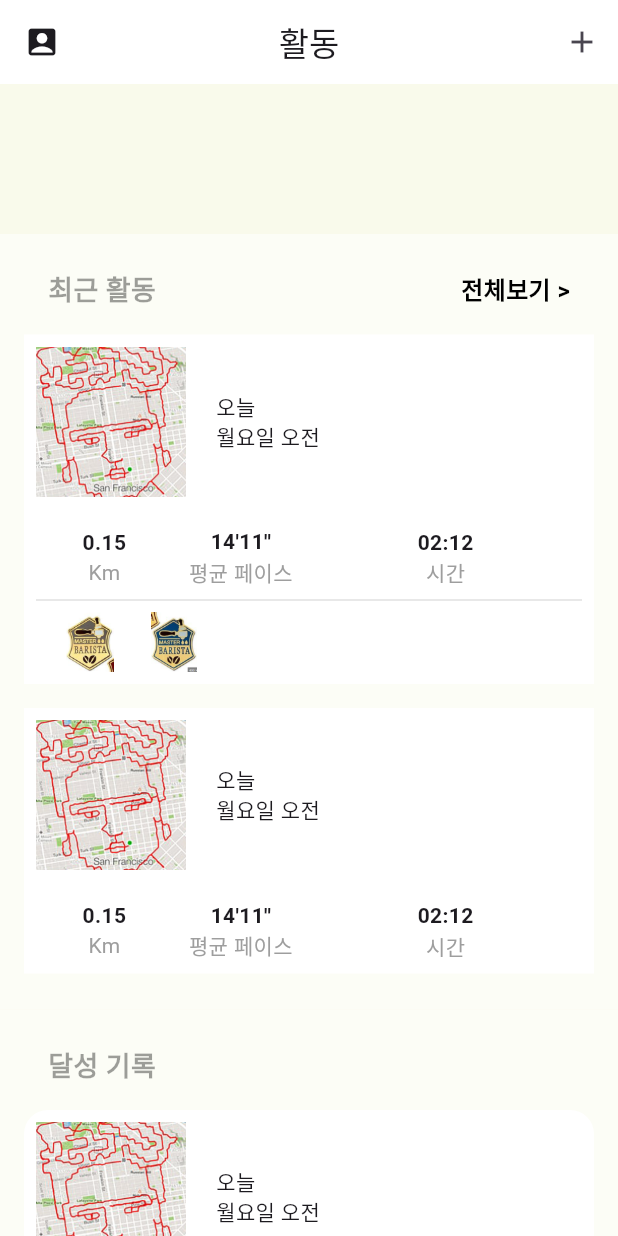
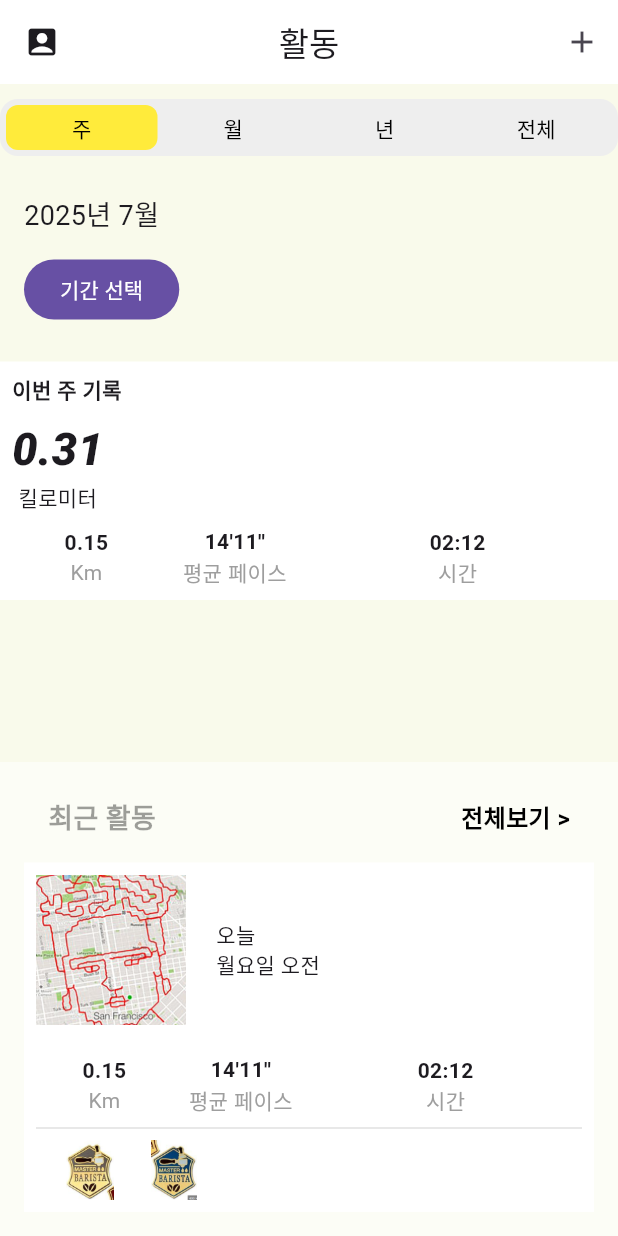
Before and after one commit to green-tracky/tracky-flutter, a Flutter app: the screen it shows after launch, on a phone screen of 412 x 824 dp. Run offline on Flutter 3.47's test engine with Material 3 defaults, Android fonts, the phone set to English and light mode, and no system bars.

Commit message:
활동화면

```diff
--- /dev/null
+++ b/lib/activity/activity.dart
@@ -0,0 +1,58 @@
+import 'package:flutter/material.dart';
+import 'package:nike1/activity/total_record.dart';
+
+/// Activity 섹션 – TabBar 의 선택에 따라 다른 데이터를 보여주는 위젯.
+class Activity extends StatefulWidget {
+  const Activity({super.key});
+
+  @override
+  State<Activity> createState() => _ActivityState();
+}
+
+class _ActivityState extends State<Activity> {
+  late final TabController _tabController;
+
+  @override
+  void didChangeDependencies() {
+    super.didChangeDependencies();
+    // DefaultTabController 가 상위에 존재해야 함.
+    _tabController = DefaultTabController.of(context)!;
+    _tabController.addListener(_onTabChanged);
+  }
+
+  void _onTabChanged() {
+    // indexIsChanging 👉 애니메이션 완료 후에만 setState 호출
+    if (!_tabController.indexIsChanging) setState(() {});
+  }
+
+  @override
+  void dispose() {
+    _tabController.removeListener(_onTabChanged);
+    super.dispose();
+  }
+
+  @override
+  Widget build(BuildContext context) {
+    final int index = _tabController.index;
+
+    // 탭 인덱스 → 기간 매핑
+    final RecordRange range = switch (index) {
+      0 => RecordRange.week,
+      1 => RecordRange.month,
+      2 => RecordRange.year,
+      _ => RecordRange.all,
+    };
+
+    return Padding(
+      padding: const EdgeInsets.symmetric(vertical: 8.0),
+      child: Container(
+        padding: const EdgeInsets.all(8.0),
+        color: Colors.white,
+        child: TotalRecord(range: range),
+      ),
+    );
+  }
+}
+
+/// TotalRecord 가 받을 기간 타입
+enum RecordRange { week, month, year, all }
--- /dev/null
+++ b/lib/activity/total_record.dart
@@ -0,0 +1,106 @@
+import 'package:flutter/material.dart';
+import 'package:nike1/activity/activity.dart'; // RecordRange enum 사용 시 필요
+
+class TotalRecord extends StatelessWidget {
+  final RecordRange range;
+
+  const TotalRecord({super.key, required this.range});
+
+  @override
+  Widget build(BuildContext context) {
+    // 제목
+    String title;
+    // 기록값
+    String totalDistance;
+    String km;
+    String pace;
+    String time;
+
+    switch (range) {
+      case RecordRange.week:
+        title = "이번 주 기록";
+        totalDistance = "0.31";
+        km = "0.15";
+        pace = "14'11''";
+        time = "02:12";
+        break;
+      case RecordRange.month:
+        title = "이번 달 기록";
+        totalDistance = "2.42";
+        km = "1.88";
+        pace = "12'00''";
+        time = "25:00";
+        break;
+      case RecordRange.year:
+        title = "올해 기록";
+        totalDistance = "12.8";
+        km = "4.56";
+        pace = "10'22''";
+        time = "1:40:00";
+        break;
+      case RecordRange.all:
+        title = "전체 기록";
+        totalDistance = "50.2";
+        km = "12.34";
+        pace = "9'45''";
+        time = "4:32:00";
+        break;
+    }
+
+    return Column(
+      crossAxisAlignment: CrossAxisAlignment.start,
+      children: [
+        Text(title, style: const TextStyle(fontWeight: FontWeight.bold)),
+        const SizedBox(height: 8),
+        Column(
+          children: [
+            Text(
+              totalDistance,
+              style: const TextStyle(
+                fontSize: 30,
+                fontWeight: FontWeight.w900,
+                fontStyle: FontStyle.italic,
+              ),
+            ),
+            const Text("킬로미터"),
+          ],
+        ),
+        const SizedBox(height: 10),
+        Row(
+          children: [
+            Expanded(
+              flex: 2,
+              child: Column(
+                crossAxisAlignment: CrossAxisAlignment.center,
+                children: [
+                  Text(km, style: const TextStyle(fontWeight: FontWeight.bold)),
+                  const Text("Km", style: TextStyle(color: Colors.grey)),
+                ],
+              ),
+            ),
+            Expanded(
+              flex: 2,
+              child: Column(
+                crossAxisAlignment: CrossAxisAlignment.center,
+                children: [
+                  Text(pace, style: const TextStyle(fontWeight: FontWeight.bold)),
+                  const Text("평균 페이스", style: TextStyle(color: Colors.grey)),
+                ],
+              ),
+            ),
+            Expanded(
+              flex: 4,
+              child: Column(
+                crossAxisAlignment: CrossAxisAlignment.center,
+                children: [
+                  Text(time, style: const TextStyle(fontWeight: FontWeight.bold)),
+                  const Text("시간", style: TextStyle(color: Colors.grey)),
+                ],
+              ),
+            ),
+          ],
+        ),
+      ],
+    );
+  }
+}
--- a/lib/activity_body.dart
+++ b/lib/activity_body.dart
@@ -1,26 +1,45 @@
 import 'package:flutter/material.dart';
+import 'package:nike1/activity/activity.dart';
+import 'package:nike1/activity/show_all_button.dart';
 import 'package:nike1/records.dart';
-
+import 'package:nike1/simple_menu.dart';
+import 'package:nike1/tabbar.dart';
+import 'package:nike1/year_month_selector.dart';
 import 'recent.dart';
+import 'activity/activity_button.dart';
 
 class ActivityBody extends StatelessWidget {
   const ActivityBody({super.key});
 
   @override
   Widget build(BuildContext context) {
-    return Container(
+        return DefaultTabController(
+      length: 4,
+      child: Builder(
+        builder: (context) => Container(
           color: Color(0xFFF9FAEB),
           child: ListView(
             children: [
+              SizedBox(height: 10),
+              Tabbar(),
+              SizedBox(height: 10),
+              YearMonthSelector(
+                onChanged: (y, m) {
+                  // 여기서 (y, m) 값을 활용하거나 Provider/Bloc 등에 전달
+                  debugPrint('ActivityBody에서 받은 날짜: $y-$m');
+                },
+              ),
+              Activity(),
               SizedBox(height: 100),
               Recent(),
+              AcitivityButton(),
               Records(),
+              ShowAllButton(),
+
             ],
+          ),
+        ),
       ),
     );
   }
 }
-
-
-
-class FullActivityPage {}
--- a/lib/records.dart
+++ b/lib/records.dart
@@ -1,7 +1,4 @@
 import 'package:flutter/material.dart';
-import 'package:nike1/recent_widgets/recent_activity.dart';
-import 'package:nike1/recent_widgets/recent_to_all.dart';
-import 'package:nike1/recent_widgets/today_activity.dart';
 import 'package:nike1/record_widgets/record_activity.dart';
 import 'package:nike1/record_widgets/record_to_all.dart';
 import 'package:nike1/record_widgets/today_record_activity.dart';
--- /dev/null
+++ b/lib/tabbar.dart
@@ -0,0 +1,47 @@
+import 'package:flutter/material.dart';
+
+class Tabbar extends StatelessWidget {
+
+  const Tabbar({
+    super.key,
+  });
+
+  @override
+  Widget build(BuildContext context) {
+    return Container(
+      decoration: BoxDecoration(
+        color: Colors.grey[200], // 배경색
+        borderRadius: BorderRadius.circular(12), // 라운딩 처리
+        border: Border(
+          bottom: BorderSide.none, // 아래 선 없애기
+        ),
+      ),
+      padding: EdgeInsets.all(4), // 탭 간격을 위해 padding
+      child: Container(
+        height: 30,
+        child: TabBar(
+          tabs: const <Widget>[
+            Tab(text: "주"),
+            Tab(text: "월"),
+            Tab(text: "년"),
+            Tab(text: "전체"),
+          ],
+          labelColor: Colors.black,
+          unselectedLabelColor: Colors.black,
+          indicator: BoxDecoration(
+            color: Colors.yellow,
+            borderRadius: BorderRadius.circular(8),
+          ),
+          indicatorSize:
+          TabBarIndicatorSize.tab,
+          dividerColor: Colors.transparent,   // Flutter 3.7+
+          dividerHeight: 0,                  // 혹시 모를 높이도 0
+
+          // 기본 인디케이터 라인도 혹시 몰라 꺼둡니다
+          indicatorColor: Colors.transparent,
+          indicatorWeight: 0,
+        ),
+      ),
+    );
+  }
+}
--- /dev/null
+++ b/lib/year_month_selector.dart
@@ -0,0 +1,121 @@
+import 'package:flutter/material.dart';
+
+/// 아무 곳에나 배치할 수 있는 '년·월 선택' 위젯.
+///   • [initialYear], [initialMonth]로 초기값 지정 가능 (기본: 오늘)
+///   • 사용자가 값을 확정하면 [onChanged] 콜백으로 (year, month) 전달
+class YearMonthSelector extends StatefulWidget {
+  final int? initialYear;
+  final int? initialMonth;
+  final void Function(int year, int month)? onChanged;
+
+  const YearMonthSelector({
+    super.key,
+    this.initialYear,
+    this.initialMonth,
+    this.onChanged,
+  });
+
+  @override
+  State<YearMonthSelector> createState() => _YearMonthSelectorState();
+}
+
+class _YearMonthSelectorState extends State<YearMonthSelector> {
+  late int _year;
+  late int _month;
+
+  @override
+  void initState() {
+    super.initState();
+    final now = DateTime.now();
+    _year  = widget.initialYear  ?? now.year;
+    _month = widget.initialMonth ?? now.month;
+  }
+
+  @override
+  Widget build(BuildContext context) {
+    final label = '$_year년 $_month월';
+
+    return Padding(
+      padding: const EdgeInsets.all(16.0),
+      child: Column(
+        crossAxisAlignment: CrossAxisAlignment.start,
+        children: [
+          Text(label, style: const TextStyle(fontSize: 18)),
+          const SizedBox(height: 12),
+          FilledButton(
+            onPressed: () => _openPicker(context),
+            child: const Text('기간 선택'),
+          ),
+        ],
+      ),
+    );
+  }
+
+  Future<void> _openPicker(BuildContext context) async {
+    final now = DateTime.now();
+    int tempYear  = _year;
+    int tempMonth = _month;
+
+    final result = await showDialog<(int, int)>(
+      context: context,
+      builder: (ctx) => AlertDialog(
+        title: const Text('년 · 월'),
+        content: StatefulBuilder(
+          builder: (ctx, setState) {
+            final maxMonth = (tempYear == now.year) ? now.month : 12;
+            if (tempMonth > maxMonth) tempMonth = maxMonth;
+
+            return Row(
+              mainAxisAlignment: MainAxisAlignment.spaceEvenly,
+              children: [
+                // ─── 년도 ───
+                DropdownButton<int>(
+                  value: tempYear,
+                  items: List.generate(10, (i) {
+                    final y = now.year - i;
+                    return DropdownMenuItem(value: y, child: Text('$y년'));
+                  }),
+                  onChanged: (val) => setState(() {
+                    tempYear = val!;
+                    final max = (tempYear == now.year) ? now.month : 12;
+                    if (tempMonth > max) tempMonth = max;
+                  }),
+                ),
+                // ─── 월 ───
+                DropdownButton<int>(
+                  value: tempMonth,
+                  items: List.generate(
+                    (tempYear == now.year) ? now.month : 12,
+                        (i) => DropdownMenuItem(
+                      value: i + 1,
+                      child: Text('${i + 1}월'),
+                    ),
+                  ),
+                  onChanged: (val) => setState(() => tempMonth = val!),
+                ),
+              ],
+            );
+          },
+        ),
+        actions: [
+          TextButton(
+            onPressed: () => Navigator.pop(ctx),
+            child: const Text('취소'),
+          ),
+          ElevatedButton(
+            onPressed: () => Navigator.pop(ctx, (tempYear, tempMonth)),
+            child: const Text('확인'),
+          ),
+        ],
+      ),
+    );
+
+    if (result != null) {
+      setState(() {
+        _year  = result.$1;
+        _month = result.$2;
+      });
+      widget.onChanged?.call(_year, _month);        // 부모로 전달
+    }
+  }
+}
```
Also changed, not shown: lib/activity/activity_button.dart (added, +20 -0 lines), lib/activity/show_all_button.dart (added, +20 -0 lines), lib/simple_menu.dart (added, +99 -0 lines), lib/test.dart (added, +125 -0 lines), lib/activity/duration_selector.dart (added), 1 other file. Lines whose indentation alone changed are shown as unchanged.
